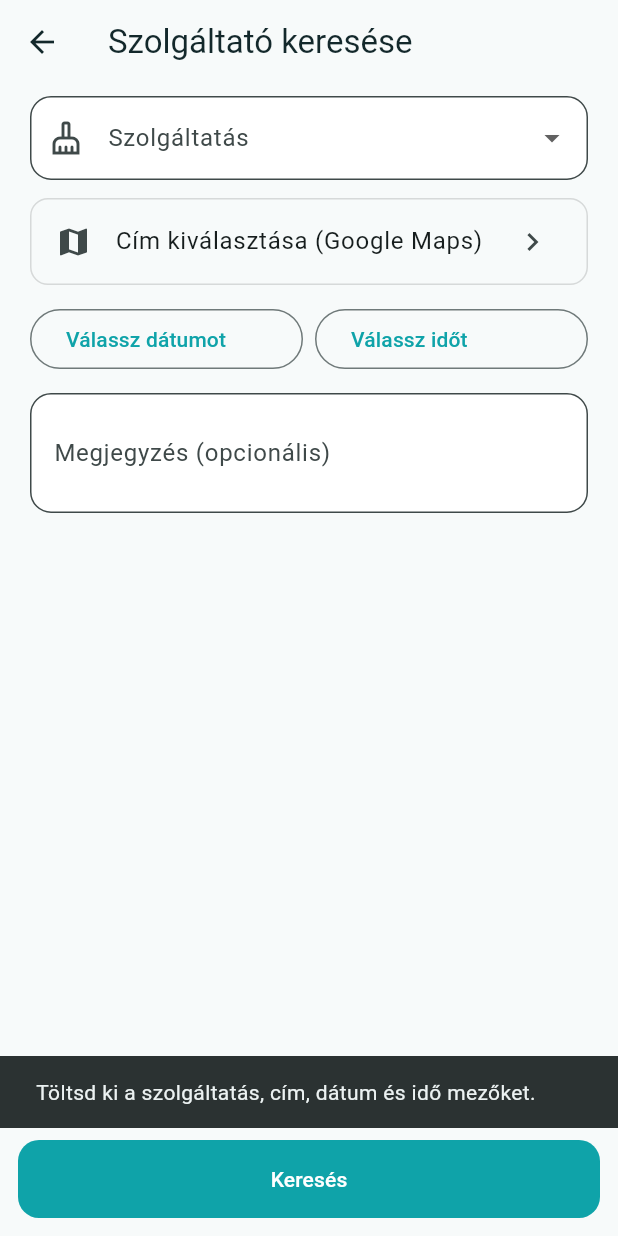
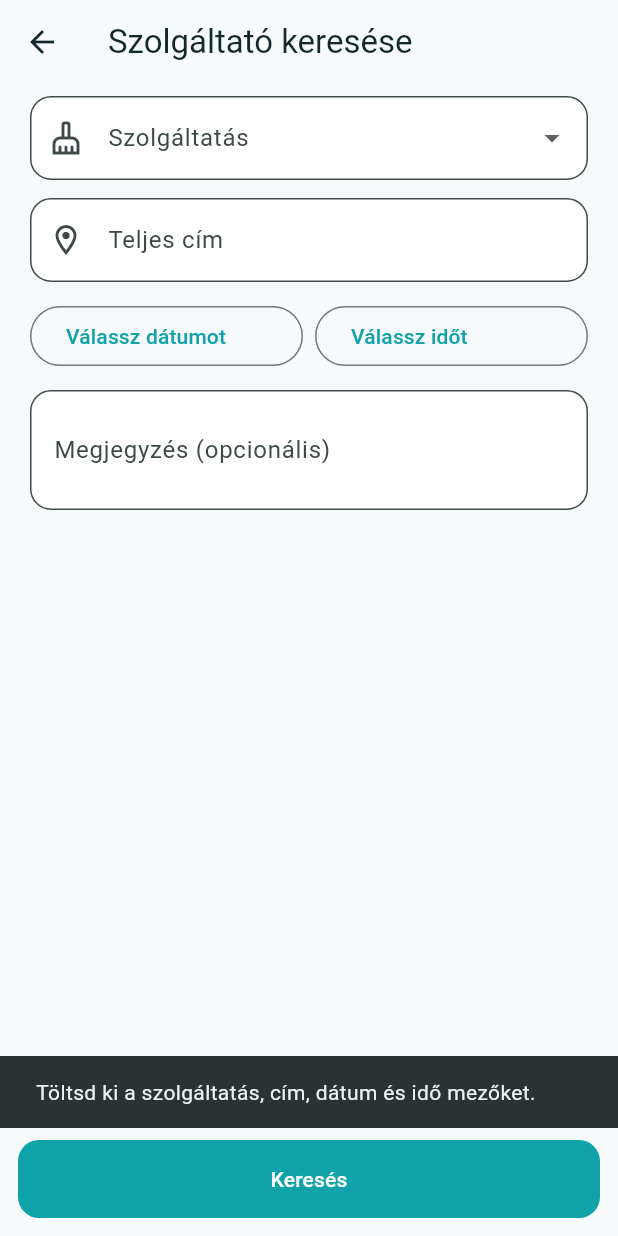
Before and after one commit to bokatimea-debug/takimaki_full, a Flutter app: the CustomerSearchScreen screen opened by its route, after a tap on "Keresés", on a phone screen of 412 x 824 dp. Run offline on Flutter 3.47's test engine with Material 3 defaults, Android fonts, the phone set to English and light mode, and no system bars; our stand-ins replace geocoding, google_maps_flutter, image_picker, shared_preferences; accounts and stored records are empty.

Commit message:
Fix navigation address flow and marketplace test UI

```diff
--- a/lib/main.dart
+++ b/lib/main.dart
@@ -24,7 +24,6 @@ import 'screens/order_details_screen.dart';
 import 'screens/settings_screen.dart';
 import 'screens/subscription_screen.dart';
 
-import 'screens/map_picker_screen.dart';
 
 void main() {
   runApp(const TakimakiApp());
@@ -108,7 +107,6 @@ class TakimakiApp extends StatelessWidget {
         '/provider/messages': (_) => const ChatListScreen(),
         '/provider/all_orders': (_) => const ProviderAllOrdersScreen(),
 
-        '/map_picker': (_) => const MapPickerScreen(),
         '/order/details': (_) => const OrderDetailsScreen(),
         '/settings': (_) => const SettingsScreen(),
         '/subscriptions': (_) => const SubscriptionScreen(),
--- a/lib/screens/customer_profile_screen.dart
+++ b/lib/screens/customer_profile_screen.dart
@@ -104,7 +104,11 @@ class _S extends State<CustomerProfileScreen> {
           IconButton(
             tooltip: "Szerepváltás",
             onPressed: () =>
-                Navigator.pushReplacementNamed(context, '/role_select'),
+                Navigator.pushNamedAndRemoveUntil(
+                  context,
+                  '/role_select',
+                  (route) => false,
+                ),
             icon: const Icon(Icons.swap_horiz),
           ),
         ],
--- a/lib/screens/customer_search_screen.dart
+++ b/lib/screens/customer_search_screen.dart
@@ -2,7 +2,6 @@ import "package:flutter/material.dart";
 
 import "../services/local_marketplace_store.dart";
 import "../services/sanctions_store.dart";
-import "../utils/district_utils.dart";
 
 class CustomerSearchScreen extends StatefulWidget {
   const CustomerSearchScreen({super.key});
@@ -12,10 +11,9 @@ class CustomerSearchScreen extends StatefulWidget {
 
 class _CustomerSearchScreenState extends State<CustomerSearchScreen> {
   String? _service;
-  String? _address;
   DateTime? _date;
   TimeOfDay? _time;
-  int? _district;
+  final _addressController = TextEditingController();
   final _noteController = TextEditingController();
 
   final _services = const [
@@ -32,33 +30,6 @@ class _CustomerSearchScreenState extends State<CustomerSearchScreen> {
     {"name": "Klíma", "icon": Icons.ac_unit},
     {"name": "Bútorszerelés", "icon": Icons.chair_alt},
   ];
-
-  Future<void> _pickAddress() async {
-    final res = await Navigator.pushNamed(context, "/map_picker");
-    if (res is Map) {
-      final address = res["address"]?.toString();
-      final district = res["district"];
-      if (address != null && address.isNotEmpty) {
-        setState(() {
-          _address = address;
-          _district = district is int ? district : null;
-        });
-      }
-    } else if (res is String && res.isNotEmpty) {
-      setState(() => _address = res);
-    }
-  }
-
-  Future<int?> _askDistrictFallback() async => showDialog<int>(
-        context: context,
-        builder: (context) => SimpleDialog(
-          title: const Text("Melyik kerületben van a cím?"),
-          children: List.generate(23, (index) => SimpleDialogOption(
-            onPressed: () => Navigator.pop(context, index + 1),
-            child: Text("Budapest ${romanFromDistrict(index + 1)}. kerület"),
-          )),
-        ),
-      );
 
   Future<void> _pickDate() async {
     final now = DateTime.now();
@@ -119,7 +90,7 @@ class _CustomerSearchScreenState extends State<CustomerSearchScreen> {
       return;
     }
     if (_service == null ||
-        _address == null ||
+        _addressController.text.trim().isEmpty ||
         _date == null ||
         _time == null) {
       ScaffoldMessenger.of(context).showSnackBar(
@@ -128,11 +99,6 @@ class _CustomerSearchScreenState extends State<CustomerSearchScreen> {
         ),
       );
       return;
-    }
-    if (_district == null) {
-      final selectedDistrict = await _askDistrictFallback();
-      if (selectedDistrict == null || !mounted) return;
-      setState(() => _district = selectedDistrict);
     }
     final dateTime = DateTime(
       _date!.year,
@@ -153,8 +119,7 @@ class _CustomerSearchScreenState extends State<CustomerSearchScreen> {
     }
     final requestId = await LocalMarketplaceStore.createRequest(
       service: _service!,
-      district: romanFromDistrict(_district!),
-      address: _address!,
+      address: _addressController.text.trim(),
       dateTime: dateTime,
       note: _noteController.text.trim(),
       laundryAndIroning:
@@ -167,8 +132,7 @@ class _CustomerSearchScreenState extends State<CustomerSearchScreen> {
       arguments: {
         "request_id": requestId,
         "service": _service,
-        "district": romanFromDistrict(_district!),
-        "address": _address,
+        "address": _addressController.text.trim(),
         "date": _date,
         "time": _time,
         "laundry_and_ironing":
@@ -179,6 +143,7 @@ class _CustomerSearchScreenState extends State<CustomerSearchScreen> {
 
   @override
   void dispose() {
+    _addressController.dispose();
     _noteController.dispose();
     super.dispose();
   }
@@ -214,15 +179,13 @@ class _CustomerSearchScreenState extends State<CustomerSearchScreen> {
             ),
             const SizedBox(height: 12),
 
-            // CÍM (Google Maps külön képernyő)
-            ListTile(
-              onTap: _pickAddress,
-              leading: const Icon(Icons.map),
-              title: Text(_address ?? "Cím kiválasztása (Google Maps)"),
-              trailing: const Icon(Icons.chevron_right),
-              shape: RoundedRectangleBorder(
-                borderRadius: BorderRadius.circular(12),
-                side: const BorderSide(color: Color(0x22000000)),
+            TextField(
+              controller: _addressController,
+              textCapitalization: TextCapitalization.words,
+              decoration: const InputDecoration(
+                labelText: "Teljes cím",
+                hintText: "Budapest, utca, házszám",
+                prefixIcon: Icon(Icons.location_on_outlined),
               ),
             ),
 
--- a/lib/screens/order_details_screen.dart
+++ b/lib/screens/order_details_screen.dart
@@ -229,7 +229,7 @@ class _OrderDetailsScreenState extends State<OrderDetailsScreen> {
     }
     final late =
         workAt != null &&
-        workAt.difference(DateTime.now()) <= const Duration(hours: 24);
+        workAt.difference(DateTime.now()) <= const Duration(hours: 12);
     DateTime? suspendedUntil;
     if (late) {
       suspendedUntil = await SanctionsStore.recordCustomerLateCancellation();
--- a/lib/screens/provider_offer_reply_screen.dart
+++ b/lib/screens/provider_offer_reply_screen.dart
@@ -99,7 +99,9 @@ class _State extends State<ProviderOfferReplyScreen> {
     }
     final prefs = await SharedPreferences.getInstance();
     final raw = prefs.getString("provider_requests") ?? "[]";
-    final list = (json.decode(raw) as List).cast<Map<String, dynamic>>();
+    final list = (json.decode(raw) as List)
+        .map((item) => Map<String, dynamic>.from(item as Map))
+        .toList();
     final idx = list.indexWhere((e) => e["id"] == data["id"]);
     if (idx >= 0) {
       list[idx]["status"] = "offered";
@@ -130,8 +132,6 @@ class _State extends State<ProviderOfferReplyScreen> {
           const SizedBox(height: 8),
           Text("Megrendelő: ${data["customer"] ?? "Megrendelő"}"),
           Text(data["address"] ?? ""),
-          if ((data["district"]?.toString() ?? "").isNotEmpty)
-            Text("Budapest ${data["district"]}. kerület"),
           Text("${data["date"] ?? ""}  ${data["time"] ?? ""}"),
           if (data["laundry_and_ironing"] == true)
             const Padding(
--- a/lib/screens/registration_success_screen.dart
+++ b/lib/screens/registration_success_screen.dart
@@ -1,5 +1,4 @@
 import 'package:flutter/material.dart';
-import 'role_select_screen.dart';
 
 class RegistrationSuccessScreen extends StatelessWidget {
   const RegistrationSuccessScreen({super.key});
@@ -22,9 +21,10 @@ class RegistrationSuccessScreen extends StatelessWidget {
               width: double.infinity,
               child: FilledButton(
                 onPressed: () {
-                  Navigator.pushReplacement(
+                  Navigator.pushNamedAndRemoveUntil(
                     context,
-                    MaterialPageRoute(builder: (_) => const RoleSelectScreen()),
+                    '/role_select',
+                    (route) => false,
                   );
                 },
                 child: const Text('Folytatás'),
--- a/lib/screens/role_select_screen.dart
+++ b/lib/screens/role_select_screen.dart
@@ -24,9 +24,10 @@ class RoleSelectScreen extends StatelessWidget {
     }
 
     if (!context.mounted) return;
-    Navigator.pushReplacementNamed(
+    Navigator.pushNamedAndRemoveUntil(
       context,
       role == 'provider' ? '/provider/profile' : '/customer/profile',
+      (route) => false,
     );
   }
 
--- a/lib/services/local_marketplace_store.dart
+++ b/lib/services/local_marketplace_store.dart
@@ -58,7 +58,7 @@ class LocalMarketplaceStore {
 
   static Future<String> createRequest({
     required String service,
-    required String district,
+    String district = '',
     required String address,
     required DateTime dateTime,
     required String note,
```
Also changed, not shown: lib/screens/offers_screen.dart (+18 -6 lines), lib/screens/profile_info_screen.dart (+14 -10 lines), lib/screens/provider_add_service_screen.dart (+7 -40 lines), lib/screens/provider_edit_profile_screen.dart (+11 -0 lines), lib/screens/provider_profile_screen.dart (+6 -8 lines), lib/screens/provider_requests_screen.dart (+0 -8 lines), lib/screens/settings_screen.dart (+32 -0 lines).
